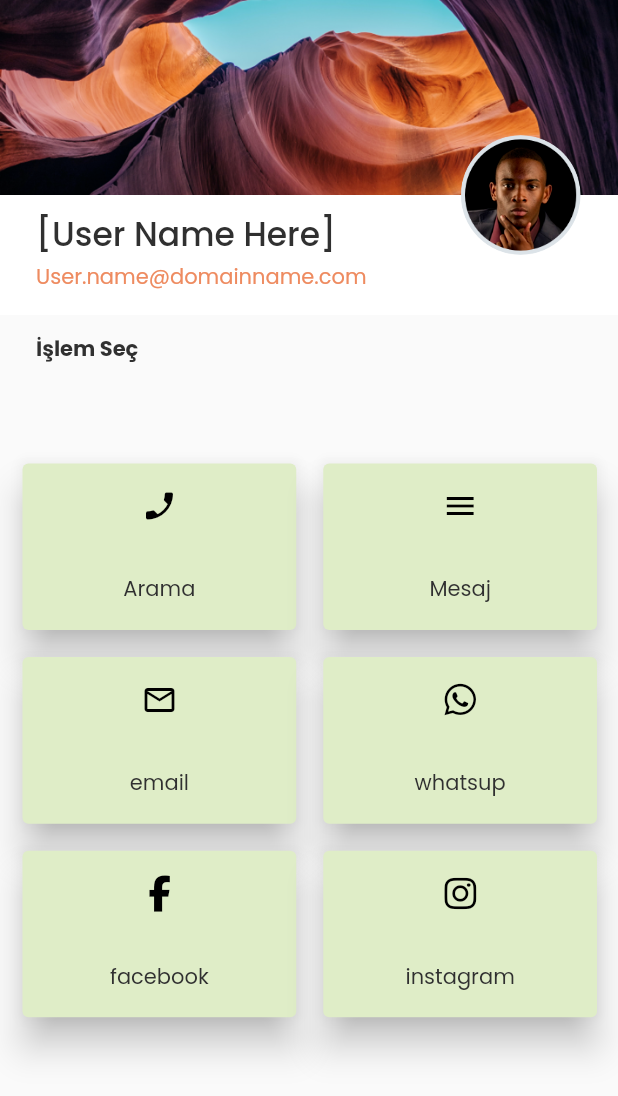
After one commit to kcetin/hastane, a Flutter app: the RehberDetailWidget screen opened directly, on a phone screen of 412 x 824 dp. The commit adds this screen. Shown: the top 1096 px of the screen. Run offline on Flutter 3.47's test engine with Material 2 defaults, Android fonts, the phone set to English and light mode, and no system bars; our stand-ins replace auto_size_text, built_collection, built_value, cloud_firestore, firebase_auth, firebase_core and 7 more; accounts and stored records are empty; generated files the repository leaves out were written again; network calls fail.

Commit message:
Updating to latest FlutterFlow output.

```diff
--- /dev/null
+++ b/lib/rehber_detail/rehber_detail_widget.dart
@@ -0,0 +1,304 @@
+import '../flutter_flow/flutter_flow_theme.dart';
+import '../flutter_flow/flutter_flow_util.dart';
+import 'package:flutter/material.dart';
+import 'package:font_awesome_flutter/font_awesome_flutter.dart';
+import 'package:google_fonts/google_fonts.dart';
+
+class RehberDetailWidget extends StatefulWidget {
+  RehberDetailWidget({Key key}) : super(key: key);
+
+  @override
+  _RehberDetailWidgetState createState() => _RehberDetailWidgetState();
+}
+
+class _RehberDetailWidgetState extends State<RehberDetailWidget> {
+  final scaffoldKey = GlobalKey<ScaffoldState>();
+
+  @override
+  Widget build(BuildContext context) {
+    return Scaffold(
+      key: scaffoldKey,
+      body: SafeArea(
+        child: Column(
+          mainAxisSize: MainAxisSize.max,
+          children: [
+            Row(
+              mainAxisSize: MainAxisSize.max,
+              children: [
+                Container(
+                  width: MediaQuery.of(context).size.width,
+                  height: 210,
+                  decoration: BoxDecoration(
+                    color: Colors.white,
+                  ),
+                  child: Column(
+                    mainAxisSize: MainAxisSize.max,
+                    children: [
+                      Row(
+                        mainAxisSize: MainAxisSize.max,
+                        crossAxisAlignment: CrossAxisAlignment.start,
+                        children: [
+                          Expanded(
+                            child: Stack(
+                              children: [
+                                Align(
+                                  alignment: Alignment(0, 0),
+                                  child: Image.asset(
+                                    'assets/images/card_header@2x.png',
+                                    width: MediaQuery.of(context).size.width,
+                                    height: 130,
+                                    fit: BoxFit.cover,
+                                  ),
+                                ),
+                                Align(
+                                  alignment: Alignment(0.85, 0),
+                                  child: Padding(
+                                    padding: EdgeInsets.fromLTRB(0, 90, 0, 0),
+                                    child: Container(
+                                      width: 80,
+                                      height: 80,
+                                      clipBehavior: Clip.antiAlias,
+                                      decoration: BoxDecoration(
+                                        shape: BoxShape.circle,
+                                      ),
+                                      child: Image.asset(
+                                        'assets/images/UI_avatar@2x.png',
+                                      ),
+                                    ),
+                                  ),
+                                ),
+                                Padding(
+                                  padding: EdgeInsets.fromLTRB(24, 140, 0, 0),
+                                  child: Text(
+                                    '[User Name Here]',
+                                    style: FlutterFlowTheme.title2.override(
+                                      fontFamily: 'Poppins',
+                                    ),
+                                  ),
+                                ),
+                                Align(
+                                  alignment: Alignment(-1, 0),
+                                  child: Padding(
+                                    padding: EdgeInsets.fromLTRB(24, 174, 0, 0),
+                                    child: Text(
+                                      'User.name@domainname.com',
+                                      textAlign: TextAlign.start,
+                                      style:
+                                          FlutterFlowTheme.bodyText1.override(
+                                        fontFamily: 'Poppins',
+                                        color: FlutterFlowTheme.secondaryColor,
+                                      ),
+                                    ),
+                                  ),
+                                )
+                              ],
+                            ),
+                          )
+                        ],
+                      )
+                    ],
+                  ),
+                )
+              ],
+            ),
+            Column(
+              mainAxisSize: MainAxisSize.max,
+              children: [
+                Row(
+                  mainAxisSize: MainAxisSize.max,
+                  children: [
+                    Padding(
+                      padding: EdgeInsets.fromLTRB(24, 12, 0, 12),
+                      child: Text(
+                        'İşlem Seç',
+                        style: FlutterFlowTheme.bodyText1.override(
+                          fontFamily: 'Poppins',
+                          fontWeight: FontWeight.bold,
+                        ),
+                      ),
+                    )
+                  ],
+                )
+              ],
+            ),
+            Expanded(
+              child: Align(
+                alignment: Alignment(0, 0),
+                child: Padding(
+                  padding: EdgeInsets.fromLTRB(10, 0, 0, 10),
+                  child: Column(
+                    mainAxisSize: MainAxisSize.max,
+                    children: [
+                      Expanded(
+                        child: Padding(
+                          padding: EdgeInsets.fromLTRB(1, 50, 10, 1),
+                          child: GridView(
+                            padding: EdgeInsets.zero,
+                            gridDelegate:
+                                SliverGridDelegateWithFixedCrossAxisCount(
+                              crossAxisCount: 2,
+                              crossAxisSpacing: 10,
+                              mainAxisSpacing: 10,
+                              childAspectRatio: 1.6,
+                            ),
+                            scrollDirection: Axis.vertical,
+                            children: [
+                              Card(
+                                clipBehavior: Clip.antiAliasWithSaveLayer,
+                                color: Color(0xFFDFEDC7),
+                                elevation: 10,
+                                child: Column(
+                                  mainAxisSize: MainAxisSize.max,
+                                  mainAxisAlignment:
+                                      MainAxisAlignment.spaceAround,
+                                  children: [
+                                    Icon(
+                                      Icons.phone_enabled,
+                                      color: Colors.black,
+                                      size: 24,
+                                    ),
+                                    Text(
+                                      'Arama',
+                                      style:
+                                          FlutterFlowTheme.bodyText1.override(
+                                        fontFamily: 'Poppins',
+                                      ),
+                                    )
+                                  ],
+                                ),
+                              ),
+                              Card(
+                                clipBehavior: Clip.antiAliasWithSaveLayer,
+                                color: Color(0xFFDFEDC7),
+                                elevation: 10,
+                                child: Column(
+                                  mainAxisSize: MainAxisSize.max,
+                                  mainAxisAlignment:
+                                      MainAxisAlignment.spaceAround,
+                                  children: [
+                                    Icon(
+                                      Icons.menu_sharp,
+                                      color: Colors.black,
+                                      size: 24,
+                                    ),
+                                    Text(
+                                      'Mesaj',
+                                      style:
+                                          FlutterFlowTheme.bodyText1.override(
+                                        fontFamily: 'Poppins',
+                                      ),
+                                    )
+                                  ],
+                                ),
+                              ),
+                              Card(
+                                clipBehavior: Clip.antiAliasWithSaveLayer,
+                                color: Color(0xFFDFEDC7),
+                                elevation: 10,
+                                child: Column(
+                                  mainAxisSize: MainAxisSize.max,
+                                  mainAxisAlignment:
+                                      MainAxisAlignment.spaceAround,
+                                  children: [
+                                    Icon(
+                                      Icons.mail_outline,
+                                      color: Colors.black,
+                                      size: 24,
+                                    ),
+                                    Text(
+                                      'email',
+                                      style:
+                                          FlutterFlowTheme.bodyText1.override(
+                                        fontFamily: 'Poppins',
+                                      ),
+                                    )
+                                  ],
+                                ),
+                              ),
+                              Card(
+                                clipBehavior: Clip.antiAliasWithSaveLayer,
+                                color: Color(0xFFDFEDC7),
+                                elevation: 10,
+                                child: Column(
+                                  mainAxisSize: MainAxisSize.max,
+                                  mainAxisAlignment:
+                                      MainAxisAlignment.spaceAround,
+                                  children: [
+                                    FaIcon(
+                                      FontAwesomeIcons.whatsapp,
+                                      color: Colors.black,
+                                      size: 24,
+                                    ),
+                                    Text(
+                                      'whatsup',
+                                      style:
+                                          FlutterFlowTheme.bodyText1.override(
+                                        fontFamily: 'Poppins',
+                                      ),
+                                    )
+                                  ],
+                                ),
+                              ),
+                              Card(
+                                clipBehavior: Clip.antiAliasWithSaveLayer,
+                                color: Color(0xFFDFEDC7),
+                                elevation: 10,
+                                child: Column(
+                                  mainAxisSize: MainAxisSize.max,
+                                  mainAxisAlignment:
+                                      MainAxisAlignment.spaceAround,
+                                  children: [
+                                    FaIcon(
+                                      FontAwesomeIcons.facebookF,
+                                      color: Colors.black,
+                                      size: 24,
+                                    ),
+                                    Text(
+                                      'facebook',
+                                      style:
+                                          FlutterFlowTheme.bodyText1.override(
+                                        fontFamily: 'Poppins',
+                                      ),
+                                    )
+                                  ],
+                                ),
+                              ),
+                              Card(
+                                clipBehavior: Clip.antiAliasWithSaveLayer,
+                                color: Color(0xFFDFEDC7),
+                                elevation: 10,
+                                child: Column(
+                                  mainAxisSize: MainAxisSize.max,
+                                  mainAxisAlignment:
+                                      MainAxisAlignment.spaceAround,
+                                  children: [
+                                    FaIcon(
+                                      FontAwesomeIcons.instagram,
+                                      color: Colors.black,
+                                      size: 24,
+                                    ),
+                                    Text(
+                                      'instagram',
+                                      style:
+                                          FlutterFlowTheme.bodyText1.override(
+                                        fontFamily: 'Poppins',
+                                      ),
+                                    )
+                                  ],
+                                ),
+                              )
+                            ],
+                          ),
+                        ),
+                      )
+                    ],
+                  ),
+                ),
+              ),
+            )
+          ],
+        ),
+      ),
+    );
+  }
+}
--- a/pubspec.yaml
+++ b/pubspec.yaml
@@ -30,6 +30,7 @@ dependencies:
   cloud_firestore: ^0.16.0
   firebase_auth: ^0.20.0+1
   firebase_core: ^0.7.0
+  flutter_datetime_picker: 1.5.0
   font_awesome_flutter:
   google_fonts:
   google_sign_in: ^4.0.16
```
Also changed, not shown: lib/detail_page/detail_page_widget.dart (deleted, +0 -245 lines), lib/rehber/rehber_widget.dart (+63 -3 lines), assets/images/UI_avatar@2x.png (added), assets/images/card_header@2x.png (added).
